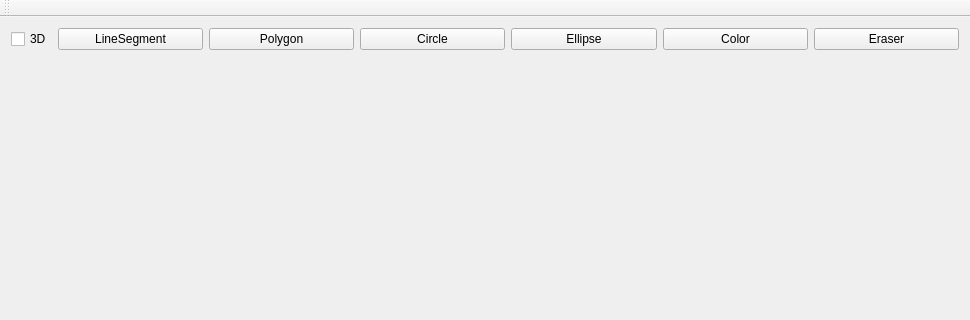
Above: mainwindow.ui from TamakiRinko/Painter before the change; both pictures show x 0 to 970 and y 0 to 320 of the 970 by 727 pixel window. Below: the same form after it.
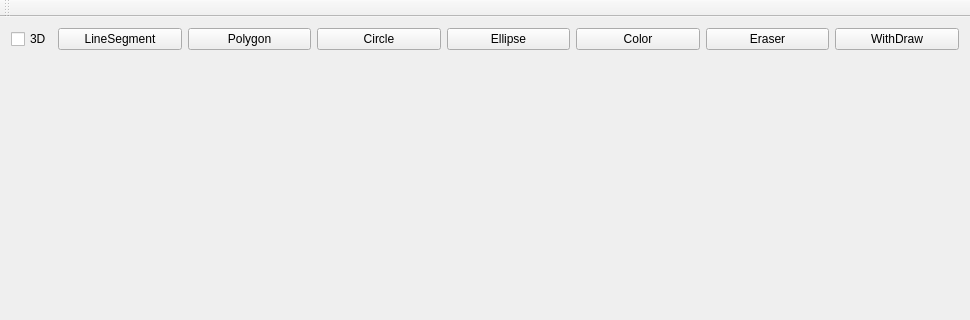
That is the form after the change.

```diff
--- a/mainwindow.ui
+++ b/mainwindow.ui
@@ -127,7 +127,7 @@
      <layout class="QVBoxLayout" name="Canvas"/>
     </item>
     <item row="0" column="0" colspan="2">
-     <layout class="QHBoxLayout" name="horizontalLayout_3" stretch="1,10,10,10,10,10,10">
+     <layout class="QHBoxLayout" name="horizontalLayout_3" stretch="1,10,10,10,10,10,10,10">
       <item>
        <widget class="QCheckBox" name="PaintModeCheckBox">
         <property name="text">
@@ -177,6 +177,13 @@
         </property>
        </widget>
       </item>
+      <item>
+       <widget class="QPushButton" name="WithDrawButton">
+        <property name="text">
+         <string>WithDraw</string>
+        </property>
+       </widget>
+      </item>
      </layout>
     </item>
    </layout>
```
Left out of the diff: 2 changed lines with no effect on the pictures.
